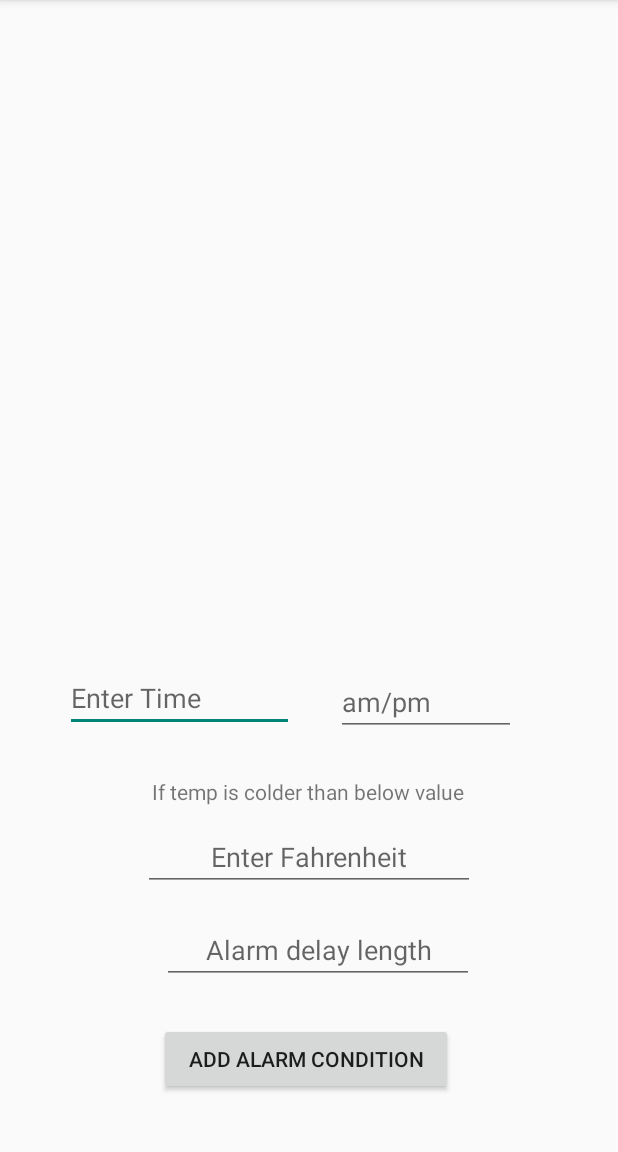
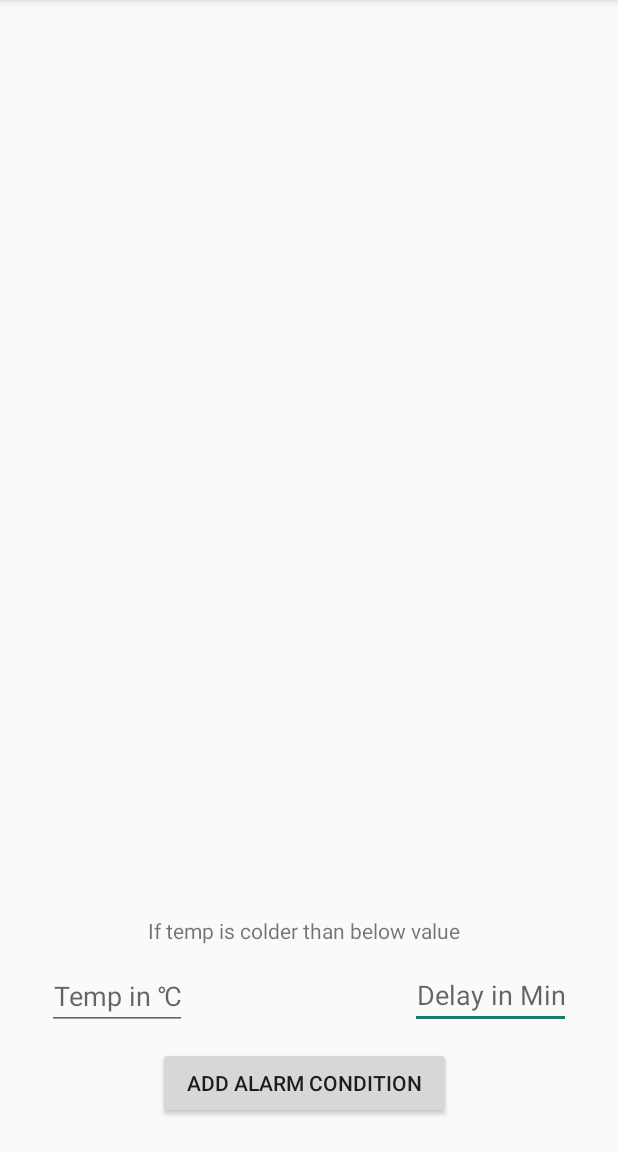
Before and after one commit to d18Highsmith/AlarmClockBasedOnWeather, an Android app: the fragment TempFragment shown on its own in the app's theme, on a phone screen of 412 x 824 dp, the part 84-1236 px from its top. Run offline under Robolectric (Android 15) with nearby library versions, the phone set to English and light mode, and no system bars.

Commit message:
fix display

```diff
--- a/app/src/main/res/drawable/background.xml
+++ b/app/src/main/res/drawable/background.xml
@@ -4,7 +4,7 @@
     xmlns:android="http://schemas.android.com/apk/res/android">
     <gradient
         android:angle="90"
-        android:startColor="#0E0012"
+        android:startColor="#E7C0F3"
         android:endColor="#9C27B0"
         android:type="linear">
 
--- a/app/src/main/res/layout/fragment_temp.xml
+++ b/app/src/main/res/layout/fragment_temp.xml
@@ -9,46 +9,19 @@
         tools:context=".TempFragment"
         android:visibility="visible">
 
-        <EditText
-            android:id="@+id/Type_time"
-            android:layout_width="wrap_content"
-            android:layout_height="wrap_content"
-            android:layout_alignParentStart="true"
-            android:layout_alignParentEnd="true"
-            android:layout_alignParentBottom="true"
-            android:layout_centerVertical="true"
-            android:layout_marginStart="43dp"
-            android:layout_marginEnd="216dp"
-            android:layout_marginBottom="280dp"
-            android:hint="@string/enter_time"
-            android:inputType="time" />
-
-    <EditText
-        android:layout_width="119dp"
-        android:layout_height="wrap_content"
-        android:layout_alignParentStart="true"
-        android:layout_alignParentEnd="true"
-        android:layout_alignParentBottom="true"
-        android:layout_centerVertical="true"
-        android:layout_marginStart="224dp"
-        android:layout_marginEnd="68dp"
-        android:layout_marginBottom="277dp"
-        android:hint="am/pm" />
 
         <EditText
             android:id="@+id/noneText"
             android:layout_width="wrap_content"
             android:layout_height="wrap_content"
-            android:layout_alignParentStart="true"
+
             android:layout_alignParentEnd="true"
             android:layout_alignParentBottom="true"
-            android:layout_marginStart="108dp"
-            android:layout_marginEnd="96dp"
-            android:layout_marginBottom="112dp"
+            android:layout_marginEnd="31dp"
+            android:hint="Delay in Min"
             android:inputType="number"
             android:textAlignment="center"
-            android:layout_centerHorizontal="true"
-            android:hint="Alarm delay length" />
+            android:layout_marginBottom="82dp" />
 
         <Button
         android:id="@+id/button2"
@@ -57,37 +30,35 @@
         android:layout_alignParentStart="true"
         android:layout_alignParentEnd="true"
         android:layout_alignParentBottom="true"
-            android:layout_marginStart="106dp"
-            android:layout_marginEnd="110dp"
-            android:layout_marginBottom="38dp"
         android:layout_centerHorizontal="true"
+        android:layout_marginStart="105dp"
+        android:layout_marginEnd="111dp"
+        android:layout_marginBottom="22dp"
         android:text="Add Alarm Condition" />
 
     <TextView
-        android:layout_width="wrap_content"
+        android:layout_width="376dp"
         android:layout_height="wrap_content"
         android:layout_above="@+id/textView"
         android:layout_alignParentStart="true"
         android:layout_alignParentEnd="true"
-        android:layout_marginStart="97dp"
-        android:layout_marginEnd="100dp"
+        android:layout_centerHorizontal="true"
+        android:layout_marginStart="14dp"
+        android:layout_marginEnd="21dp"
         android:layout_marginBottom="11dp"
-        android:layout_centerHorizontal="true"
-        android:textAlignment="center"
-        android:text="If temp is colder than below value" />
+        android:text="If temp is colder than below value"
+        android:textAlignment="center" />
 
     <EditText
         android:id="@+id/textView"
-        android:layout_centerHorizontal="true"
-        android:layout_width="221dp"
+        android:layout_width="wrap_content"
         android:layout_height="wrap_content"
         android:layout_alignParentStart="true"
-        android:layout_alignParentEnd="true"
         android:layout_alignParentBottom="true"
-        android:layout_marginStart="95dp"
-        android:layout_marginEnd="95dp"
-        android:layout_marginBottom="174dp"
-        android:textAlignment="center"
-        android:hint="Enter Fahrenheit" />
+        android:layout_marginStart="31dp"
+        android:layout_marginBottom="81dp"
+        android:hint="Temp in \u2103"
+        android:inputType="number"
+        android:textAlignment="center" />
 
 </RelativeLayout>
```
Also changed, not shown: app/src/main/res/layout/fragment_alarm.xml (+7 -21 lines), app/src/main/res/layout/fragment_percipitation.xml (+21 -45 lines). Lines whose indentation alone changed are shown as unchanged.
